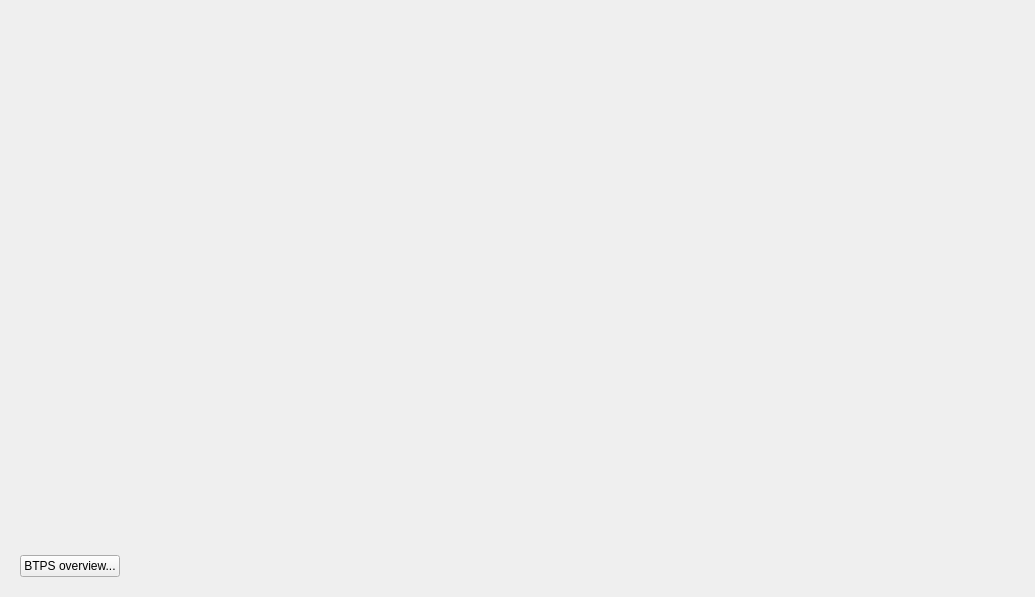
Old version of the form btms_ui/ui/btms.ui in the repository pcdshub/btms-ui.
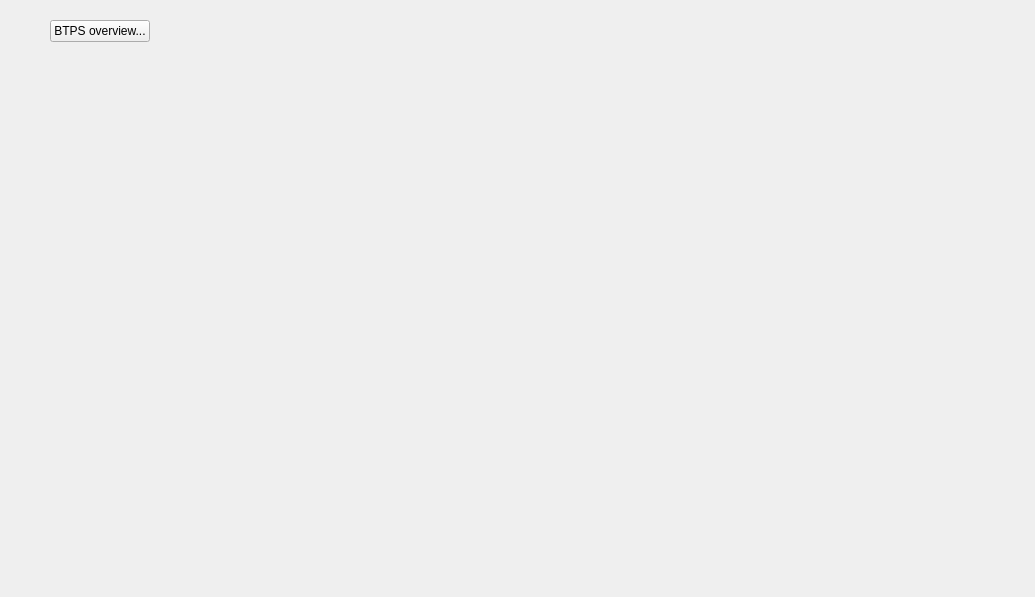
New version of the form. Custom widgets are drawn as their Qt base class.

Commit message: MNT: more layout tweaks

Diff of the .ui file:
```diff
--- a/btms_ui/ui/btms.ui
+++ b/btms_ui/ui/btms.ui
@@ -19,10 +19,44 @@
   <property name="windowTitle">
    <string>Laser Beam Transport Motion System (BTMS) Overview</string>
   </property>
-  <layout class="QGridLayout" name="gridLayout">
-   <item row="0" column="1">
+  <layout class="QHBoxLayout" name="horizontalLayout_2">
+   <item alignment="Qt::AlignTop">
+    <widget class="BtmsDiagramWidget" name="diagram_widget" native="true">
+     <property name="sizePolicy">
+      <sizepolicy hsizetype="Preferred" vsizetype="Preferred">
+       <horstretch>0</horstretch>
+       <verstretch>0</verstretch>
+      </sizepolicy>
+     </property>
+     <property name="minimumSize">
+      <size>
+       <width>0</width>
+       <height>0</height>
+      </size>
+     </property>
+    </widget>
+   </item>
+   <item>
+    <widget class="QFrame" name="button_frame">
+     <property name="sizePolicy">
+      <sizepolicy hsizetype="Preferred" vsizetype="Maximum">
+       <horstretch>0</horstretch>
+       <verstretch>0</verstretch>
+      </sizepolicy>
+     </property>
+     <layout class="QHBoxLayout" name="horizontalLayout"/>
+    </widget>
+   </item>
+   <item>
     <widget class="QFrame" name="sourceoverview_frame">
      <layout class="QVBoxLayout" name="verticalLayout">
+      <item alignment="Qt::AlignLeft">
+       <widget class="QPushButton" name="open_btps_overview_button">
+        <property name="text">
+         <string>BTPS overview...</string>
+        </property>
+       </widget>
+      </item>
       <item>
        <widget class="BtmsSourceOverviewWidget" name="ls1_widget" native="true">
         <property name="sizePolicy">
@@ -80,44 +114,22 @@
         </property>
        </widget>
       </item>
-     </layout>
-    </widget>
-   </item>
-   <item row="3" column="0">
-    <widget class="QFrame" name="button_frame">
-     <property name="sizePolicy">
-      <sizepolicy hsizetype="Preferred" vsizetype="Maximum">
-       <horstretch>0</horstretch>
-       <verstretch>0</verstretch>
-      </sizepolicy>
-     </property>
-     <layout class="QHBoxLayout" name="horizontalLayout">
-      <item alignment="Qt::AlignLeft">
-       <widget class="QPushButton" name="open_btps_overview_button">
-        <property name="text">
-         <string>BTPS overview...</string>
+      <item>
+       <spacer name="verticalSpacer">
+        <property name="orientation">
+         <enum>Qt::Vertical</enum>
         </property>
-       </widget>
+        <property name="sizeHint" stdset="0">
+         <size>
+          <width>20</width>
+          <height>40</height>
+         </size>
+        </property>
+       </spacer>
       </item>
      </layout>
     </widget>
    </item>
-   <item row="0" column="0" rowspan="2">
-    <widget class="BtmsDiagramWidget" name="diagram_widget" native="true">
-     <property name="sizePolicy">
-      <sizepolicy hsizetype="Preferred" vsizetype="Preferred">
-       <horstretch>0</horstretch>
-       <verstretch>0</verstretch>
-      </sizepolicy>
-     </property>
-     <property name="minimumSize">
-      <size>
-       <width>0</width>
-       <height>0</height>
-      </size>
-     </property>
-    </widget>
-   </item>
   </layout>
  </widget>
  <customwidgets>
```
The commit also changes 1 other file.
